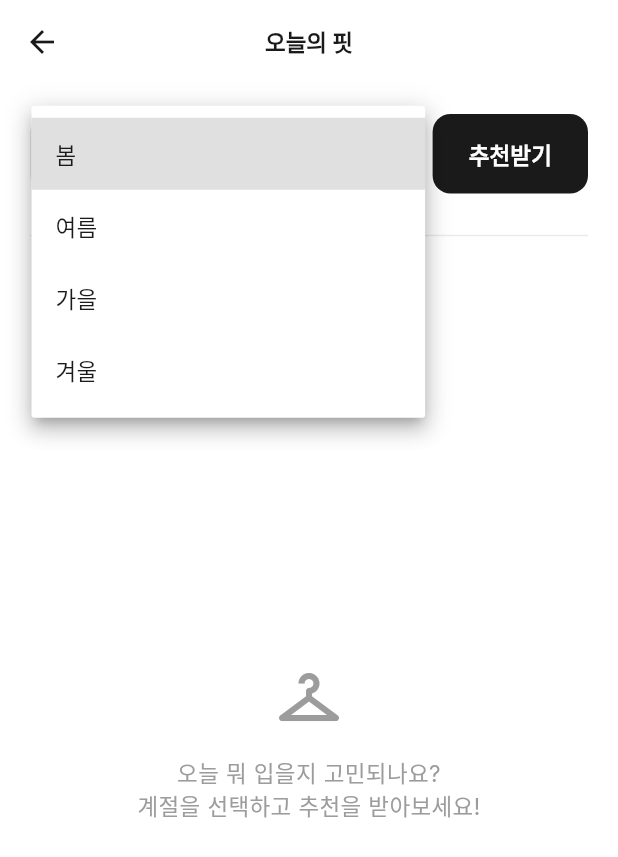
After one commit to wjddns0122/fittim_flutter, a Flutter app: the FitPage screen opened by its route, after a tap on an icon or button, on a phone screen of 412 x 824 dp. The commit adds this screen. Shown: the top 857 px of the screen. Run offline on Flutter 3.47's test engine with Material 3 defaults, Android fonts, the phone set to English and light mode, and no system bars; our stand-ins replace dio, flutter_secure_storage, get, google_fonts, image_picker; accounts and stored records are empty; network calls fail.

Commit message:
feat: Implement outfit recommendation feature including new page, controller, and data model.

```diff
--- /dev/null
+++ b/lib/controllers/fit_controller.dart
@@ -0,0 +1,73 @@
+import 'package:dio/dio.dart';
+import 'package:flutter_secure_storage/flutter_secure_storage.dart';
+import 'package:get/get.dart';
+import '../data/models/fit_response.dart';
+import '../data/api_provider.dart';
+
+class FitController extends GetxController {
+  final _storage = const FlutterSecureStorage();
+  final Dio _dio = Dio();
+
+  final Rx<FitResponse?> recommendation = Rx<FitResponse?>(null);
+  final RxBool isLoading = false.obs;
+
+  // UI State for Inputs
+  final RxString selectedSeason = '봄'.obs;
+  final RxString selectedPlace = '일상'.obs;
+
+  Future<void> getRecommendation() async {
+    try {
+      isLoading.value = true;
+      final token = await _storage.read(key: 'jwt_token');
+
+      if (token == null) {
+        Get.offAllNamed('/login');
+        return;
+      }
+
+      // Map Strings to Codes
+      final seasonMap = {
+        '봄': 'SPRING',
+        '여름': 'SUMMER',
+        '가을': 'AUTUMN',
+        '겨울': 'WINTER',
+      };
+
+      // Assuming Backend expects Place codes too, defaulting to specific ones or string
+      // Spec said: "place (DATE, SCHOOL...)"
+      final placeMap = {
+        '일상': 'DAILY',
+        '데이트': 'DATE',
+        '학교': 'SCHOOL',
+        '여행': 'TRAVEL',
+      };
+
+      final seasonCode = seasonMap[selectedSeason.value] ?? 'SPRING';
+      final placeCode = placeMap[selectedPlace.value] ?? 'DAILY';
+
+      final response = await _dio.post(
+        '${ApiProvider.baseUrl}/api/fits/recommend',
+        data: {'season': seasonCode, 'place': placeCode},
+        options: Options(headers: {'Authorization': 'Bearer $token'}),
+      );
+
+      if (response.statusCode == 200) {
+        recommendation.value = FitResponse.fromJson(response.data);
+      }
+    } catch (e) {
+      Get.snackbar('알림', '추천을 불러오지 못했습니다. 옷장에 옷이 충분한지 확인해주세요.\n($e)');
+      recommendation.value = null;
+    } finally {
+      isLoading.value = false;
+    }
+  }
+
+  String getFullImageUrl(String relativePath) {
+    if (relativePath.startsWith('http')) return relativePath;
+    final baseUrl = ApiProvider.baseUrl;
+    if (relativePath.startsWith('/')) {
+      return '$baseUrl$relativePath';
+    }
+    return '$baseUrl/$relativePath';
+  }
+}
--- /dev/null
+++ b/lib/data/models/fit_response.dart
@@ -0,0 +1,21 @@
+import 'wardrobe_item.dart';
+
+class FitResponse {
+  final WardrobeItem? top;
+  final WardrobeItem? bottom;
+  final WardrobeItem? outer;
+
+  FitResponse({this.top, this.bottom, this.outer});
+
+  factory FitResponse.fromJson(Map<String, dynamic> json) {
+    return FitResponse(
+      top: json['top'] != null ? WardrobeItem.fromJson(json['top']) : null,
+      bottom: json['bottom'] != null
+          ? WardrobeItem.fromJson(json['bottom'])
+          : null,
+      outer: json['outer'] != null
+          ? WardrobeItem.fromJson(json['outer'])
+          : null,
+    );
+  }
+}
--- a/lib/main.dart
+++ b/lib/main.dart
@@ -2,6 +2,7 @@ import 'package:fittim_flutter/core/theme/app_theme.dart';
 import 'package:fittim_flutter/ui/pages/login_page.dart';
 import 'package:fittim_flutter/ui/pages/register_page.dart';
 import 'package:fittim_flutter/ui/pages/wardrobe_page.dart';
+import 'package:fittim_flutter/ui/pages/fit_page.dart';
 import 'package:flutter/cupertino.dart';
 import 'package:get/get.dart';
 
@@ -23,6 +24,7 @@ class FittimApp extends StatelessWidget {
         GetPage(name: '/login', page: () => const LoginPage()),
         GetPage(name: '/register', page: () => const RegisterPage()),
         GetPage(name: '/wardrobe', page: () => const WardrobePage()),
+        GetPage(name: '/fit', page: () => const FitPage()),
         GetPage(
           name: '/home',
           page: () => const CupertinoPageScaffold(
--- /dev/null
+++ b/lib/ui/pages/fit_page.dart
@@ -0,0 +1,221 @@
+import 'package:flutter/material.dart';
+import 'package:get/get.dart';
+import '../../controllers/fit_controller.dart';
+import '../../core/theme/app_colors.dart';
+import '../../core/theme/app_text_styles.dart';
+import '../../data/models/fit_response.dart';
+import '../../data/models/wardrobe_item.dart';
+
+class FitPage extends GetView<FitController> {
+  const FitPage({super.key});
+
+  @override
+  Widget build(BuildContext context) {
+    if (!Get.isRegistered<FitController>()) {
+      Get.put(FitController());
+    }
+
+    return Scaffold(
+      backgroundColor: AppColors.backgroundPrimary,
+      appBar: AppBar(
+        title: Text(
+          '오늘의 핏',
+          style: AppTextStyles.body.copyWith(fontWeight: FontWeight.bold),
+        ),
+        backgroundColor: AppColors.backgroundPrimary,
+        elevation: 0,
+        centerTitle: true,
+        iconTheme: IconThemeData(color: AppColors.textPrimary),
+      ),
+      body: SafeArea(
+        child: Padding(
+          padding: const EdgeInsets.all(20),
+          child: Column(
+            crossAxisAlignment: CrossAxisAlignment.stretch,
+            children: [
+              // 1. Selector Section
+              _buildInputSection(),
+
+              const SizedBox(height: 20),
+
+              const Divider(thickness: 1, color: AppColors.border),
+
+              const SizedBox(height: 20),
+
+              // 2. Result Section
+              Expanded(
+                child: Obx(() {
+                  if (controller.isLoading.value) {
+                    return const Center(
+                      child: CircularProgressIndicator(
+                        color: AppColors.buttonPrimary,
+                      ),
+                    );
+                  }
+
+                  if (controller.recommendation.value == null) {
+                    return Center(
+                      child: Column(
+                        mainAxisAlignment: MainAxisAlignment.center,
+                        children: [
+                          Icon(
+                            Icons.checkroom,
+                            size: 48,
+                            color: AppColors.textHint,
+                          ),
+                          const SizedBox(height: 16),
+                          Text(
+                            "오늘 뭐 입을지 고민되나요?\n계절을 선택하고 추천을 받아보세요!",
+                            textAlign: TextAlign.center,
+                            style: AppTextStyles.body.copyWith(
+                              color: AppColors.textSecondary,
+                            ),
+                          ),
+                        ],
+                      ),
+                    );
+                  }
+
+                  return _buildResultView(controller.recommendation.value!);
+                }),
+              ),
+            ],
+          ),
+        ),
+      ),
+    );
+  }
+
+  Widget _buildInputSection() {
+    return Row(
+      children: [
+        Expanded(
+          child: Container(
+            padding: const EdgeInsets.symmetric(horizontal: 16),
+            decoration: BoxDecoration(
+              border: Border.all(color: AppColors.border),
+              borderRadius: BorderRadius.circular(12),
+            ),
+            child: Obx(
+              () => DropdownButtonHideUnderline(
+                child: DropdownButton<String>(
+                  value: controller.selectedSeason.value,
+                  isExpanded: true,
+                  items: ['봄', '여름', '가을', '겨울'].map((String value) {
+                    return DropdownMenuItem<String>(
+                      value: value,
+                      child: Text(value, style: AppTextStyles.body),
+                    );
+                  }).toList(),
+                  onChanged: (val) {
+                    if (val != null) controller.selectedSeason.value = val;
+                  },
+                ),
+              ),
+            ),
+          ),
+        ),
+        const SizedBox(width: 12),
+        ElevatedButton(
+          onPressed: () => controller.getRecommendation(),
+          style: ElevatedButton.styleFrom(
+            backgroundColor: AppColors.buttonPrimary,
+            padding: const EdgeInsets.symmetric(horizontal: 24, vertical: 16),
+            shape: RoundedRectangleBorder(
+              borderRadius: BorderRadius.circular(12),
+            ),
+            elevation: 0,
+          ),
+          child: Text(
+            '추천받기',
+            style: AppTextStyles.body.copyWith(
+              color: Colors.white,
+              fontWeight: FontWeight.bold,
+            ),
+          ),
+        ),
+      ],
+    );
+  }
+
+  Widget _buildResultView(FitResponse fit) {
+    // fit is FitResponse
+    return SingleChildScrollView(
+      child: Column(
+        children: [
+          if (fit.outer != null) ...[
+            _buildItemCard(fit.outer!, 'OUTER'),
+            const SizedBox(height: 10),
+            const Icon(Icons.add, color: AppColors.textHint, size: 20),
+            const SizedBox(height: 10),
+          ],
+
+          if (fit.top != null) _buildItemCard(fit.top!, 'TOP'),
+
+          const SizedBox(height: 10),
+          const Icon(Icons.add, color: AppColors.textHint, size: 20),
+          const SizedBox(height: 10),
+
+          if (fit.bottom != null) _buildItemCard(fit.bottom!, 'BOTTOM'),
+
+          const SizedBox(height: 30),
+
+          TextButton.icon(
+            onPressed: () => controller.getRecommendation(),
+            icon: const Icon(Icons.refresh, color: AppColors.textPrimary),
+            label: Text('다른 코디 보기', style: AppTextStyles.body),
+          ),
+          const SizedBox(height: 20),
+        ],
+      ),
+    );
+  }
+
+  Widget _buildItemCard(WardrobeItem item, String label) {
+    return Container(
+      width: double.infinity,
+      height: 200, // Fixed height for consistency
+      decoration: BoxDecoration(
+        color: AppColors.backgroundSecondary,
+        borderRadius: BorderRadius.circular(16),
+        boxShadow: [
+          BoxShadow(
+            color: Colors.black.withAlpha(10),
+            blurRadius: 10,
+            offset: const Offset(0, 4),
+          ),
+        ],
+      ),
+      child: Stack(
+        fit: StackFit.expand,
+        children: [
+          ClipRRect(
+            borderRadius: BorderRadius.circular(16),
+            child: Image.network(
+              controller.getFullImageUrl(item.imageUrl),
+              fit: BoxFit.cover,
+              errorBuilder: (context, error, stack) => const Center(
+                child: Icon(Icons.broken_image, color: AppColors.textHint),
+              ),
+            ),
+          ),
+          Positioned(
+            top: 12,
+            left: 12,
+            child: Container(
+              padding: const EdgeInsets.symmetric(horizontal: 10, vertical: 4),
+              decoration: BoxDecoration(
+                color: Colors.white.withAlpha(200),
+                borderRadius: BorderRadius.circular(20),
+              ),
+              child: Text(
+                label,
+                style: AppTextStyles.tiny.copyWith(fontWeight: FontWeight.bold),
+              ),
+            ),
+          ),
+        ],
+      ),
+    );
+  }
+}
```
